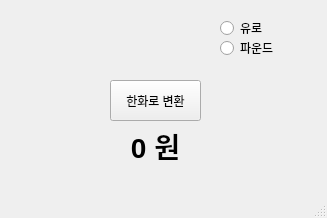
Qt form helloworld.ui (assistjjang/my-python) before a commit.
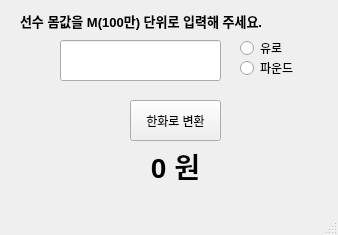
The same form after that commit.

Commit message:
선수 몸값 계산 과정을 추가
textedit로 읽어온 선수 몸값에 환율을 곱해서 선수 몸값을 계산하는 과정을 추가함.

What changed in the file:
```diff
--- a/helloworld.ui
+++ b/helloworld.ui
@@ -6,8 +6,8 @@
    <rect>
     <x>0</x>
     <y>0</y>
-    <width>327</width>
-    <height>218</height>
+    <width>338</width>
+    <height>235</height>
    </rect>
   </property>
   <property name="windowTitle">
@@ -17,8 +17,8 @@
    <widget class="QLabel" name="dp_curr">
     <property name="geometry">
      <rect>
-      <x>60</x>
-      <y>130</y>
+      <x>80</x>
+      <y>150</y>
       <width>191</width>
       <height>31</height>
      </rect>
@@ -40,8 +40,8 @@
    <widget class="QPushButton" name="change_btn">
     <property name="geometry">
      <rect>
-      <x>110</x>
-      <y>80</y>
+      <x>130</x>
+      <y>100</y>
       <width>91</width>
       <height>41</height>
      </rect>
@@ -53,8 +53,8 @@
    <widget class="QRadioButton" name="select_eur">
     <property name="geometry">
      <rect>
-      <x>220</x>
-      <y>20</y>
+      <x>240</x>
+      <y>40</y>
       <width>90</width>
       <height>16</height>
      </rect>
@@ -66,8 +66,8 @@
    <widget class="QRadioButton" name="select_gbp">
     <property name="geometry">
      <rect>
-      <x>220</x>
-      <y>40</y>
+      <x>240</x>
+      <y>60</y>
       <width>90</width>
       <height>16</height>
      </rect>
@@ -76,6 +76,51 @@
      <string>파운드</string>
     </property>
    </widget>
+   <widget class="QLineEdit" name="transfer_fee">
+    <property name="geometry">
+     <rect>
+      <x>60</x>
+      <y>40</y>
+      <width>161</width>
+      <height>41</height>
+     </rect>
+    </property>
+    <property name="inputMask">
+     <string/>
+    </property>
+    <property name="text">
+     <string/>
+    </property>
+    <property name="alignment">
+     <set>Qt::AlignCenter</set>
+    </property>
+    <property name="readOnly">
+     <bool>false</bool>
+    </property>
+    <property name="clearButtonEnabled">
+     <bool>true</bool>
+    </property>
+   </widget>
+   <widget class="QLabel" name="label">
+    <property name="geometry">
+     <rect>
+      <x>20</x>
+      <y>0</y>
+      <width>291</width>
+      <height>41</height>
+     </rect>
+    </property>
+    <property name="font">
+     <font>
+      <pointsize>10</pointsize>
+      <weight>75</weight>
+      <bold>true</bold>
+     </font>
+    </property>
+    <property name="text">
+     <string>선수 몸값을 M(100만) 단위로 입력해 주세요.</string>
+    </property>
+   </widget>
   </widget>
   <widget class="QMenuBar" name="menubar">
    <property name="geometry">
```
Left out of the diff: 2 changed lines with no effect on the pictures. The commit also changes 1 other file.
